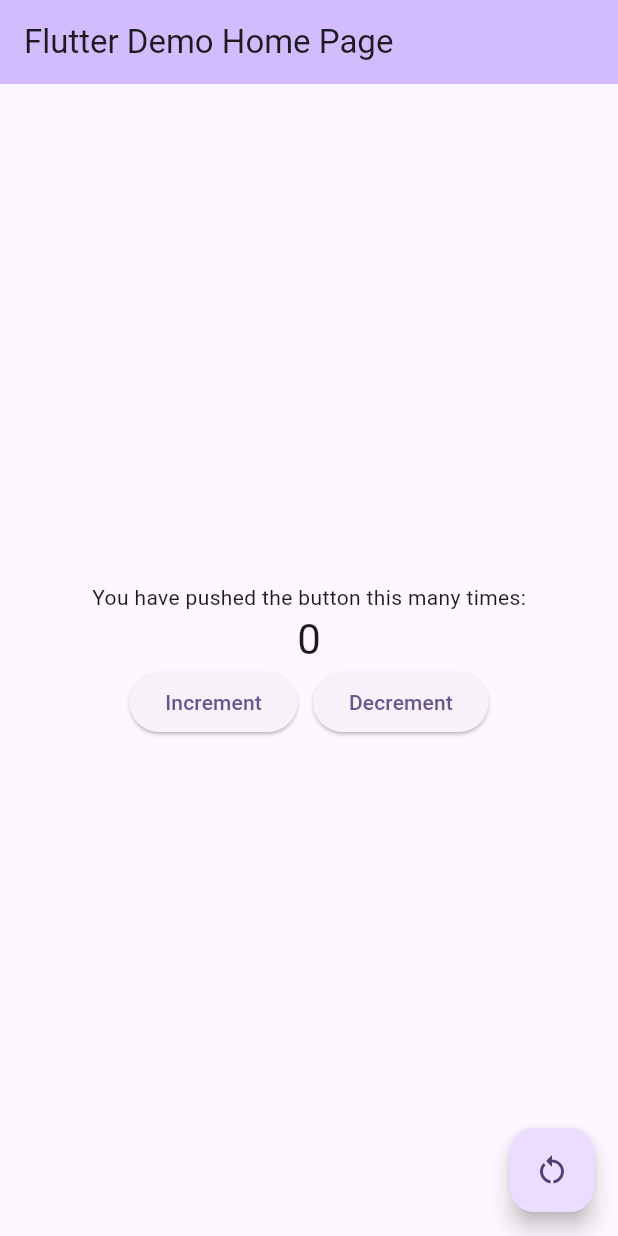
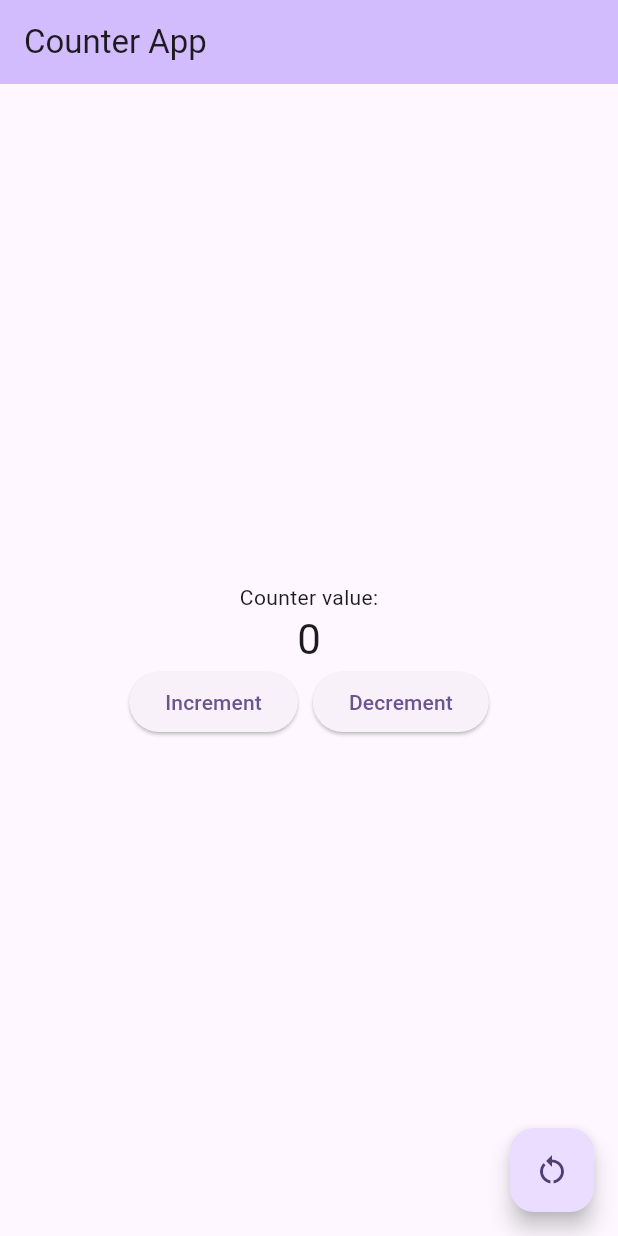
Before and after one commit to jaisoncode/Dispositivos-Moveis, a Flutter app: the screen it shows after launch, on a phone screen of 412 x 824 dp. Run offline on Flutter 3.47's test engine with Material 2 defaults, Android fonts, the phone set to English and light mode, and no system bars.

Commit message:
alterações de texto

```diff
--- a/06-Primeiro-App-Flutter/contador_app/lib/main.dart
+++ b/06-Primeiro-App-Flutter/contador_app/lib/main.dart
@@ -1,5 +1,3 @@
-import 'dart:html';
-
 import 'package:flutter/material.dart';
 
 void main() {
@@ -13,12 +11,12 @@ class MyApp extends StatelessWidget {
   @override
   Widget build(BuildContext context) {
     return MaterialApp(
-      title: 'Flutter Demo',
+      title: 'Counter App',
       theme: ThemeData(
         colorScheme: ColorScheme.fromSeed(seedColor: Colors.deepPurple),
         useMaterial3: true,
       ),
-      home: const MyHomePage(title: 'Flutter Demo Home Page'),
+      home: const MyHomePage(title: 'Counter App'),
     );
   }
 }
@@ -65,7 +63,7 @@ class _MyHomePageState extends State<MyHomePage> {
           mainAxisAlignment: MainAxisAlignment.center,
           children: <Widget>[
             const Text(
-              'You have pushed the button this many times:',
+              'Counter value:',
             ),
             Text(
               '$_counter',
```
